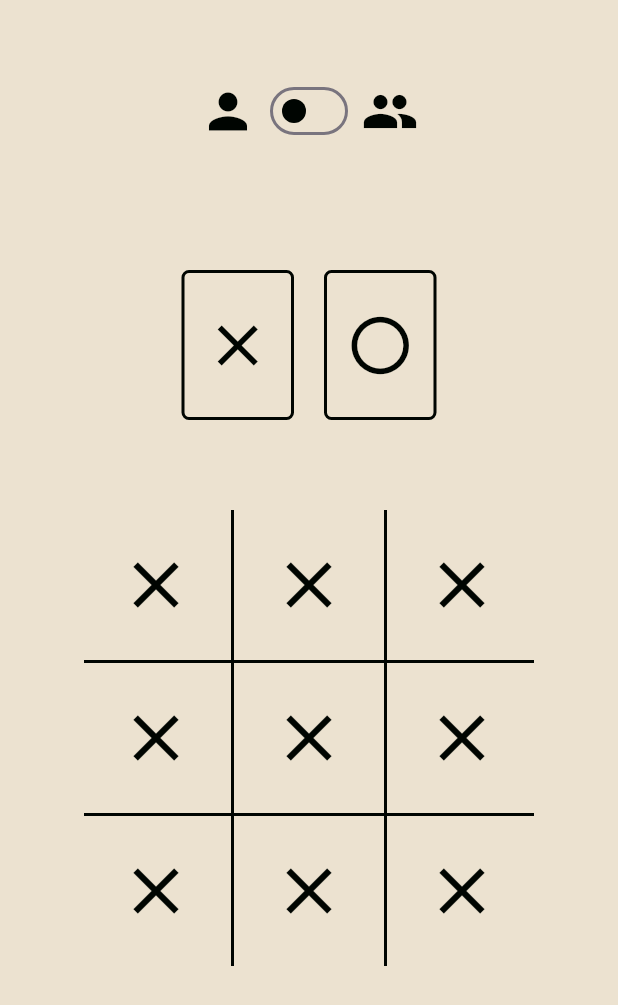
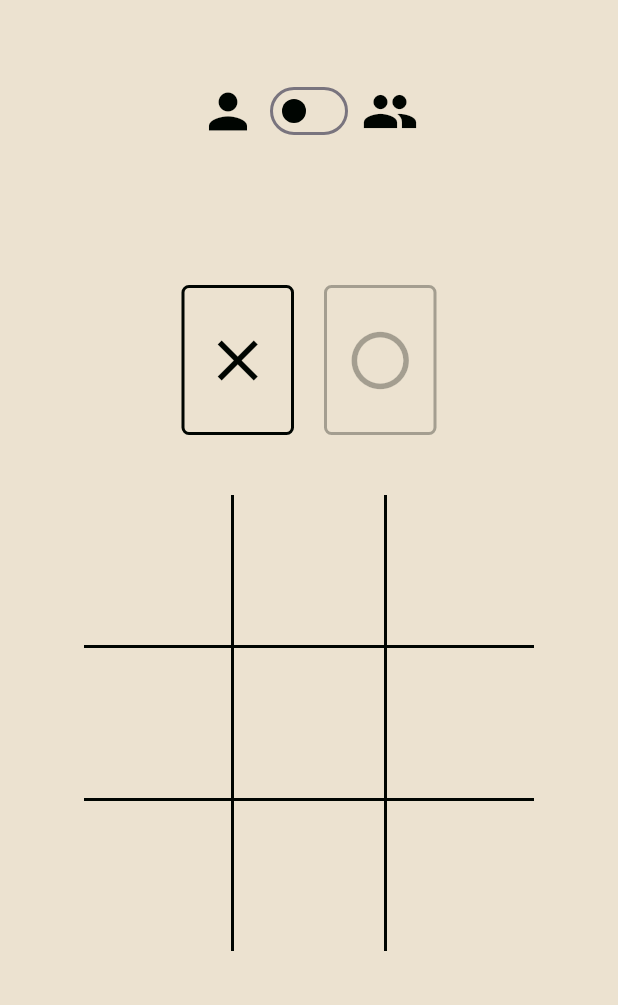
Before and after one commit to antoniolisboa/tic_tac_toe, a Flutter app: the screen it shows after launch, on a phone screen of 412 x 824 dp. Shown: the top 1005 px of the screen. Run offline on Flutter 3.47's test engine with Material 2 defaults, Android fonts, the phone set to English and light mode, and no system bars.

Commit message:
adicioando funcionalidades ao tabuleiro e ao indicador de jogador

```diff
--- a/lib/components/game_board.dart
+++ b/lib/components/game_board.dart
@@ -1,6 +1,7 @@
 import 'package:flutter/material.dart';
+import 'package:tic_tac_toe/components/turn_indicator.dart';
 
-class GameBoard extends StatelessWidget {
+class GameBoard extends StatefulWidget {
   final Color firstColor;
   final Color secondColor;
 
@@ -11,69 +12,121 @@ class GameBoard extends StatelessWidget {
   });
 
   @override
+  State<GameBoard> createState() => _GameBoardState();
+}
+
+class _GameBoardState extends State<GameBoard> {
+  final List _memory = [
+    [0, 0, 0],
+    [0, 0, 0],
+    [0, 0, 0],
+  ];
+
+  bool currentPlayer = true; // true → X, false → O
+
+  @override
   Widget build(BuildContext context) {
     return Column(
       mainAxisAlignment: MainAxisAlignment.center,
       children: [
+        TurnIndicator(
+          firstColor: widget.firstColor,
+          secondColor: widget.secondColor,
+          currentPlayer: currentPlayer,
+        ),
+        const SizedBox(height: 40),
         Row(
           mainAxisAlignment: MainAxisAlignment.center,
           children: [
             OutlinedButton(
-              onPressed: () {},
+              onPressed: _memory[0][0] != 0
+                  ? null
+                  : () {
+                      setState(() {
+                        _memory[0][0] = currentPlayer ? 1 : -1;
+                        currentPlayer = !currentPlayer;
+                      });
+                    },
               style: OutlinedButton.styleFrom(
                 fixedSize: const Size(100, 100),
-                backgroundColor: firstColor,
-                foregroundColor: firstColor,
+                backgroundColor: widget.firstColor,
+                foregroundColor: widget.firstColor,
                 side: const BorderSide(color: Colors.transparent),
                 shape: const RoundedRectangleBorder(),
                 enableFeedback: false,
               ),
-              child: Icon(
-                Icons.close,
+              child: _memory[0][0] == 0
+                  ? Container()
+                  : Icon(
+                      _memory[0][0] == 1
+                          ? Icons.close
+                          : Icons.radio_button_unchecked,
                       size: 52,
-                color: secondColor,
+                      color: widget.secondColor,
                     ),
             ),
             Container(
               height: 100,
               width: 2,
-              color: secondColor,
+              color: widget.secondColor,
             ),
             OutlinedButton(
-              onPressed: () {},
+              onPressed: _memory[0][1] != 0
+                  ? null
+                  : () {
+                      setState(() {
+                        _memory[0][1] = currentPlayer ? 1 : -1;
+                        currentPlayer = !currentPlayer;
+                      });
+                    },
               style: OutlinedButton.styleFrom(
                 fixedSize: const Size(100, 100),
-                backgroundColor: firstColor,
-                foregroundColor: firstColor,
+                backgroundColor: widget.firstColor,
+                foregroundColor: widget.firstColor,
                 side: const BorderSide(color: Colors.transparent),
                 shape: const RoundedRectangleBorder(),
                 enableFeedback: false,
               ),
-              child: Icon(
-                Icons.close,
+              child: _memory[0][1] == 0
+                  ? Container()
+                  : Icon(
+                      _memory[0][1] == 1
+                          ? Icons.close
+                          : Icons.radio_button_unchecked,
                       size: 52,
-                color: secondColor,
+                      color: widget.secondColor,
                     ),
             ),
             Container(
               height: 100,
               width: 2,
-              color: secondColor,
+              color: widget.secondColor,
             ),
             OutlinedButton(
-              onPressed: () {},
+              onPressed: _memory[0][2] != 0
+                  ? null
+                  : () {
+                      setState(() {
+                        _memory[0][2] = currentPlayer ? 1 : -1;
+                        currentPlayer = !currentPlayer;
+                      });
+                    },
               style: OutlinedButton.styleFrom(
                 fixedSize: const Size(100, 100),
-                backgroundColor: firstColor,
-                foregroundColor: firstColor,
+                backgroundColor: widget.firstColor,
+                foregroundColor: widget.firstColor,
                 side: const BorderSide(color: Colors.transparent),
                 shape: const RoundedRectangleBorder(),
                 enableFeedback: false,
               ),
-              child: Icon(
-                Icons.close,
+              child: _memory[0][2] == 0
+                  ? Container()
+                  : Icon(
+                      _memory[0][2] == 1
+                          ? Icons.close
+                          : Icons.radio_button_unchecked,
                       size: 52,
-                color: secondColor,
+                      color: widget.secondColor,
                     ),
             ),
           ],
@@ -81,67 +134,100 @@ class GameBoard extends StatelessWidget {
         Container(
           height: 2,
           width: 300,
-          color: secondColor,
+          color: widget.secondColor,
         ),
         Row(
           mainAxisAlignment: MainAxisAlignment.center,
           children: [
             OutlinedButton(
-              onPressed: () {},
+              onPressed: _memory[1][0] != 0
+                  ? null
+                  : () {
+                      setState(() {
+                        _memory[1][0] = currentPlayer ? 1 : -1;
+                        currentPlayer = !currentPlayer;
+                      });
+                    },
               style: OutlinedButton.styleFrom(
                 fixedSize: const Size(100, 100),
-                backgroundColor: firstColor,
-                foregroundColor: firstColor,
+                backgroundColor: widget.firstColor,
+                foregroundColor: widget.firstColor,
                 side: const BorderSide(color: Colors.transparent),
                 shape: const RoundedRectangleBorder(),
                 enableFeedback: false,
               ),
-              child: Icon(
-                Icons.close,
+              child: _memory[1][0] == 0
+                  ? Container()
+                  : Icon(
+                      _memory[1][0] == 1
+                          ? Icons.close
+                          : Icons.radio_button_unchecked,
                       size: 52,
-                color: secondColor,
+                      color: widget.secondColor,
                     ),
             ),
             Container(
               height: 100,
               width: 2,
-              color: secondColor,
+              color: widget.secondColor,
             ),
             OutlinedButton(
-              onPressed: () {},
+              onPressed: _memory[1][1] != 0
+                  ? null
+                  : () {
+                      setState(() {
+                        _memory[1][1] = currentPlayer ? 1 : -1;
+                        currentPlayer = !currentPlayer;
+                      });
+                    },
               style: OutlinedButton.styleFrom(
                 fixedSize: const Size(100, 100),
-                backgroundColor: firstColor,
-                foregroundColor: firstColor,
+                backgroundColor: widget.firstColor,
+                foregroundColor: widget.firstColor,
                 side: const BorderSide(color: Colors.transparent),
                 shape: const RoundedRectangleBorder(),
                 enableFeedback: false,
               ),
-              child: Icon(
-                Icons.close,
+              child: _memory[1][1] == 0
+                  ? Container()
+                  : Icon(
+                      _memory[1][1] == 1
+                          ? Icons.close
+                          : Icons.radio_button_unchecked,
                       size: 52,
-                color: secondColor,
+                      color: widget.secondColor,
                     ),
             ),
             Container(
               height: 100,
               width: 2,
-              color: secondColor,
+              color: widget.secondColor,
             ),
             OutlinedButton(
-              onPressed: () {},
+              onPressed: _memory[1][2] != 0
+                  ? null
+                  : () {
+                      setState(() {
+                        _memory[1][2] = currentPlayer ? 1 : -1;
+                        currentPlayer = !currentPlayer;
+                      });
+                    },
               style: OutlinedButton.styleFrom(
                 fixedSize: const Size(100, 100),
-                backgroundColor: firstColor,
-                foregroundColor: firstColor,
+                backgroundColor: widget.firstColor,
+                foregroundColor: widget.firstColor,
                 side: const BorderSide(color: Colors.transparent),
                 shape: const RoundedRectangleBorder(),
                 enableFeedback: false,
               ),
-              child: Icon(
-                Icons.close,
+              child: _memory[1][2] == 0
+                  ? Container()
+                  : Icon(
+                      _memory[1][2] == 1
+                          ? Icons.close
+                          : Icons.radio_button_unchecked,
                       size: 52,
-                color: secondColor,
+                      color: widget.secondColor,
                     ),
             ),
           ],
@@ -149,67 +235,100 @@ class GameBoard extends StatelessWidget {
         Container(
           height: 2,
           width: 300,
-          color: secondColor,
+          color: widget.secondColor,
         ),
         Row(
           mainAxisAlignment: MainAxisAlignment.center,
           children: [
             OutlinedButton(
-              onPressed: () {},
+              onPressed: _memory[2][0] != 0
+                  ? null
+                  : () {
+                      setState(() {
+                        _memory[2][0] = currentPlayer ? 1 : -1;
+                        currentPlayer = !currentPlayer;
+                      });
+                    },
               style: OutlinedButton.styleFrom(
                 fixedSize: const Size(100, 100),
-                backgroundColor: firstColor,
-                foregroundColor: firstColor,
+                backgroundColor: widget.firstColor,
+                foregroundColor: widget.firstColor,
                 side: const BorderSide(color: Colors.transparent),
                 shape: const RoundedRectangleBorder(),
                 enableFeedback: false,
               ),
-              child: Icon(
-                Icons.close,
+              child: _memory[2][0] == 0
+                  ? Container()
+                  : Icon(
+                      _memory[2][0] == 1
+                          ? Icons.close
+                          : Icons.radio_button_unchecked,
                       size: 52,
-                color: secondColor,
+                      color: widget.secondColor,
                     ),
             ),
             Container(
               height: 100,
               width: 2,
-              color: secondColor,
+              color: widget.secondColor,
             ),
             OutlinedButton(
-              onPressed: () {},
+              onPressed: _memory[2][1] != 0
+                  ? null
+                  : () {
+                      setState(() {
+                        _memory[2][1] = currentPlayer ? 1 : -1;
+                        currentPlayer = !currentPlayer;
+                      });
+                    },
               style: OutlinedButton.styleFrom(
                 fixedSize: const Size(100, 100),
-                backgroundColor: firstColor,
-                foregroundColor: firstColor,
+                backgroundColor: widget.firstColor,
+                foregroundColor: widget.firstColor,
                 side: const BorderSide(color: Colors.transparent),
                 shape: const RoundedRectangleBorder(),
                 enableFeedback: false,
               ),
-              child: Icon(
-                Icons.close,
+              child: _memory[2][1] == 0
+                  ? Container()
+                  : Icon(
+                      _memory[2][1] == 1
+                          ? Icons.close
+                          : Icons.radio_button_unchecked,
                       size: 52,
-                color: secondColor,
+                      color: widget.secondColor,
                     ),
             ),
             Container(
               height: 100,
               width: 2,
-              color: secondColor,
+              color: widget.secondColor,
             ),
             OutlinedButton(
-              onPressed: () {},
+              onPressed: _memory[2][2] != 0
+                  ? null
+                  : () {
+                      setState(() {
+                        _memory[2][2] = currentPlayer ? 1 : -1;
+                        currentPlayer = !currentPlayer;
+                      });
+                    },
               style: OutlinedButton.styleFrom(
                 fixedSize: const Size(100, 100),
-                backgroundColor: firstColor,
-                foregroundColor: firstColor,
+                backgroundColor: widget.firstColor,
+                foregroundColor: widget.firstColor,
                 side: const BorderSide(color: Colors.transparent),
                 shape: const RoundedRectangleBorder(),
                 enableFeedback: false,
               ),
-              child: Icon(
-                Icons.close,
+              child: _memory[2][2] == 0
+                  ? Container()
+                  : Icon(
+                      _memory[2][2] == 1
+                          ? Icons.close
+                          : Icons.radio_button_unchecked,
                       size: 52,
-                color: secondColor,
+                      color: widget.secondColor,
                     ),
             ),
           ],
--- a/lib/components/turn_indicator.dart
+++ b/lib/components/turn_indicator.dart
@@ -3,11 +3,13 @@ import 'package:flutter/material.dart';
 class TurnIndicator extends StatelessWidget {
   final Color firstColor;
   final Color secondColor;
+  final bool currentPlayer;
 
   const TurnIndicator({
     super.key,
     required this.firstColor,
     required this.secondColor,
+    required this.currentPlayer,
   });
 
   @override
@@ -15,7 +17,10 @@ class TurnIndicator extends StatelessWidget {
     return Row(
       mainAxisAlignment: MainAxisAlignment.center,
       children: [
-        Container(
+        AnimatedOpacity(
+          opacity: currentPlayer ? 1 : 0.3,
+          duration: const Duration(milliseconds: 800),
+          child: Container(
             height: 100,
             width: 75,
             decoration: BoxDecoration(
@@ -32,8 +37,12 @@ class TurnIndicator extends StatelessWidget {
               color: secondColor,
             ),
           ),
+        ),
         const SizedBox(width: 20),
-        Container(
+        AnimatedOpacity(
+          opacity: !currentPlayer ? 1 : 0.3,
+          duration: const Duration(milliseconds: 800),
+          child: Container(
             height: 100,
             width: 75,
             decoration: BoxDecoration(
@@ -50,6 +59,7 @@ class TurnIndicator extends StatelessWidget {
               color: secondColor,
             ),
           ),
+        ),
       ],
     );
   }
--- a/lib/screens/tic_toc_toe_screen.dart
+++ b/lib/screens/tic_toc_toe_screen.dart
@@ -31,19 +31,11 @@ class _TicTacToeScreenState extends State<TicTacToeScreen> {
             ),
           ],
         ),
-        Column(
-          mainAxisAlignment: MainAxisAlignment.center,
-          children: [
-            TurnIndicator(
-              firstColor: firstColor,
-              secondColor: secondColor,
-            ),
-            const SizedBox(height: 60),
-            GameBoard(
-              firstColor: firstColor,
-              secondColor: secondColor,
-            ),
-          ],
+        Center(
+          child: GameBoard(
+            firstColor: firstColor,
+            secondColor: secondColor,
+          ),
         ),
       ]),
     );
```
Lines whose indentation alone changed are shown as unchanged.
